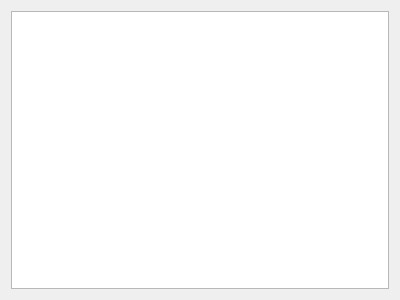
Above: src/libs/qtwidgets/elementalcompositionform.ui from qtplatz/qtplatz before the change. Below: the same form after it.
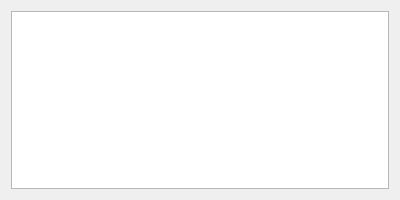
That is the form after the change.

```diff
--- a/src/libs/qtwidgets/elementalcompositionform.ui
+++ b/src/libs/qtwidgets/elementalcompositionform.ui
@@ -7,7 +7,7 @@
     <x>0</x>
     <y>0</y>
     <width>400</width>
-    <height>300</height>
+    <height>200</height>
    </rect>
   </property>
   <property name="windowTitle">
```
